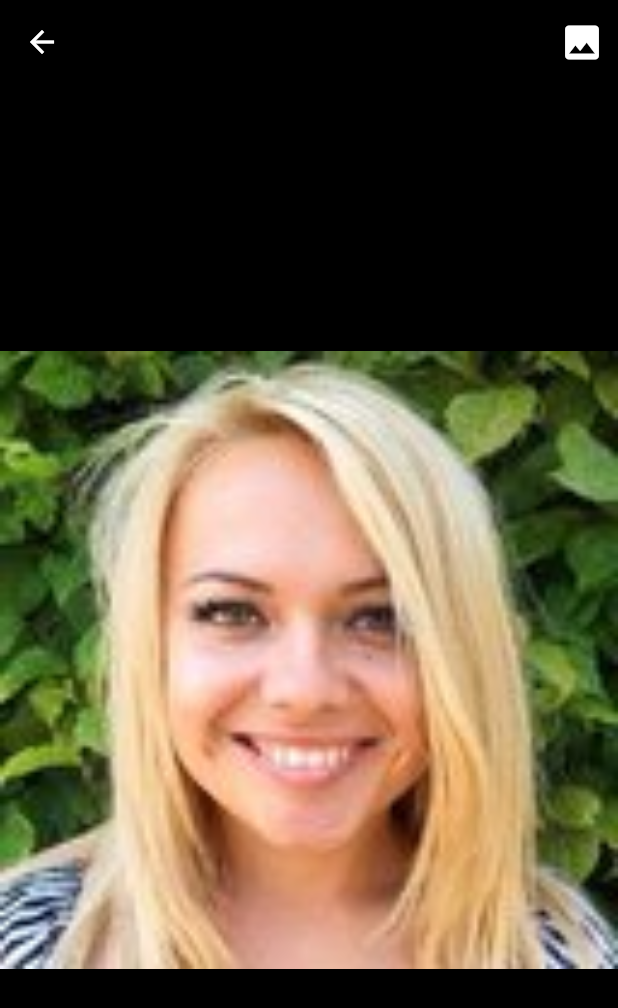
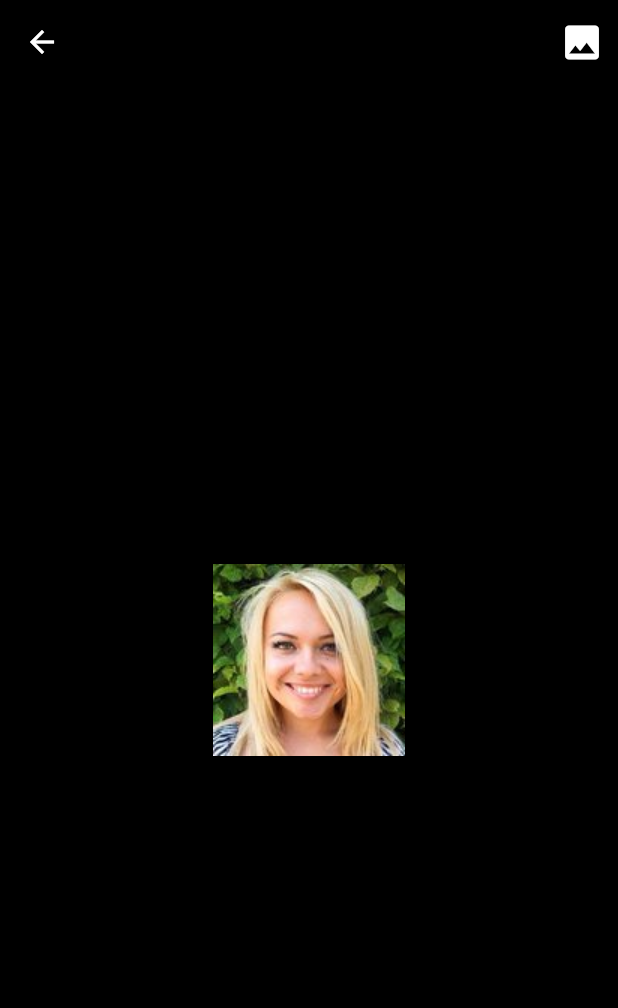
Before and after one commit to anggaandika/chat_first, a Flutter app: the screen it shows after launch, after a tap on "Sam", on a phone screen of 412 x 824 dp. Shown: the top 1008 px of the screen. Run offline on Flutter 3.47's test engine with Material 2 defaults, Android fonts, the phone set to English and light mode, and no system bars.

Commit message:
smal update ui

```diff
--- a/lib/main.dart
+++ b/lib/main.dart
@@ -21,7 +21,7 @@ class MyApp extends StatelessWidget {
           secondary: Colors.brown[300],
         ),
       ),
-      home: const HomeScreen(),
+      home:  const HomeScreen(),
     );
   }
 }
--- a/lib/screens/home_screen.dart
+++ b/lib/screens/home_screen.dart
@@ -3,26 +3,15 @@ import 'package:chat/widget/favorite_contacts.dart';
 import 'package:chat/widget/recent_chats.dart';
 import 'package:flutter/material.dart';
 
-class HomeScreen extends StatefulWidget {
+class HomeScreen extends StatelessWidget {
   const HomeScreen({Key? key}) : super(key: key);
 
   @override
-  _HomeScreenState createState() => _HomeScreenState();
-}
-
-class _HomeScreenState extends State<HomeScreen> {
-  @override
   Widget build(BuildContext context) {
     return Scaffold(
-      backgroundColor: Theme.of(context).primaryColor,
+      backgroundColor: const Color(0xFFEFEBE9),
       appBar: AppBar(
         elevation: 0,
-        leading: IconButton(
-          onPressed: () {},
-          icon: const Icon(Icons.menu),
-          color: Colors.white,
-          iconSize: 30.0,
-        ),
         title: const Text(
           "Chats",
           style: TextStyle(
@@ -35,6 +24,12 @@ class _HomeScreenState extends State<HomeScreen> {
             color: Colors.white,
             iconSize: 30.0,
           ),
+          IconButton(
+            iconSize: 30.0,
+            color: Colors.white,
+            icon: const Icon(Icons.more_vert),
+            onPressed: (() {}),
+          ),
         ],
       ),
       body: Column(
@@ -45,8 +40,8 @@ class _HomeScreenState extends State<HomeScreen> {
               decoration: const BoxDecoration(
                 color: Color(0xFFEFEBE9),
                 borderRadius: BorderRadius.only(
-                  topLeft: Radius.circular(30),
-                  topRight: Radius.circular(30),
+                  bottomLeft: Radius.circular(30),
+                  bottomRight: Radius.circular(30),
                 ),
               ),
               child: Column(
--- a/lib/widget/category_selector.dart
+++ b/lib/widget/category_selector.dart
@@ -13,8 +13,13 @@ class _CategorySelectorState extends State<CategorySelector> {
   @override
   Widget build(BuildContext context) {
     return Container(
+      decoration: const BoxDecoration(
+        color: Colors.brown,
+        borderRadius: BorderRadius.only(
+          bottomLeft: Radius.circular(30),
+        ),
+      ),
       height: 90.0,
-      color: Theme.of(context).primaryColor,
       child: ListView.builder(
         scrollDirection: Axis.horizontal,
         itemCount: categories.length,
@@ -28,14 +33,14 @@ class _CategorySelectorState extends State<CategorySelector> {
             child: Padding(
               padding: const EdgeInsets.symmetric(
                 horizontal: 20.0,
-                vertical: 30.0,
+                vertical: 25.0,
               ),
               child: Text(
                 categories[index],
                 style: TextStyle(
                   color:
                       index == selcetingIndex ? Colors.white : Colors.white60,
-                  fontSize: 24.0,
+                  fontSize: 20.0,
                   fontWeight: FontWeight.bold,
                   letterSpacing: 1.2,
                 ),
--- a/lib/widget/favorite_contacts.dart
+++ b/lib/widget/favorite_contacts.dart
@@ -8,8 +8,14 @@ class FavoriteContacts extends StatelessWidget {
 
   @override
   Widget build(BuildContext context) {
-    return Padding(
+    return Container(
       padding: const EdgeInsets.symmetric(vertical: 10.0),
+      decoration: const BoxDecoration(
+        borderRadius: BorderRadius.only(
+          bottomLeft: Radius.circular(-30),
+          bottomRight: Radius.circular(-30),
+        ),
+      ),
       child: Column(
         children: [
           Padding(
@@ -21,7 +27,7 @@ class FavoriteContacts extends StatelessWidget {
                   "Favorite Contacts",
                   style: TextStyle(
                     color: Colors.blueGrey,
-                    fontSize: 18.0,
+                    fontSize: 15.0,
                     fontWeight: FontWeight.bold,
                     letterSpacing: 1.0,
                   ),
@@ -76,7 +82,7 @@ class FavoriteContacts extends StatelessWidget {
                           style: const TextStyle(
                             color: Colors.blueGrey,
                             fontWeight: FontWeight.w600,
-                            fontSize: 16.0,
+                            fontSize: 14.5,
                           ),
                         ),
                       ],
--- a/lib/widget/photo_see.dart
+++ b/lib/widget/photo_see.dart
@@ -1,4 +1,3 @@
-import 'package:chat/models/user_model.dart';
 import 'package:flutter/material.dart';
 
 class PhotoSee extends StatelessWidget {
@@ -24,9 +23,7 @@ class PhotoSee extends StatelessWidget {
       body: Center(
         child: Image.asset(
           urlImage,
-          width: MediaQuery.of(context).size.width,
-          height: MediaQuery.of(context).size.width,
-          fit: BoxFit.fill,
+          fit: BoxFit.cover,
         ),
       ),
     );
--- a/lib/widget/recent_chats.dart
+++ b/lib/widget/recent_chats.dart
@@ -14,15 +14,11 @@ class RecentChats extends StatelessWidget {
         decoration: const BoxDecoration(
           color: Colors.white,
           borderRadius: BorderRadius.only(
-            topLeft: Radius.circular(30),
-            topRight: Radius.circular(30),
+            topLeft: Radius.circular(-30),
+            topRight: Radius.circular(-30),
           ),
         ),
         child: ClipRRect(
-          borderRadius: const BorderRadius.only(
-            topLeft: Radius.circular(30),
-            topRight: Radius.circular(30),
-          ),
           child: ListView.builder(
             itemCount: chats.length,
             physics: const BouncingScrollPhysics(),
@@ -90,7 +86,7 @@ class RecentChats extends StatelessWidget {
                                   style: const TextStyle(
                                     color: Colors.blueGrey,
                                     fontWeight: FontWeight.w600,
-                                    fontSize: 15.0,
+                                    fontSize: 12.0,
                                   ),
                                   overflow: TextOverflow.ellipsis,
                                 ),
@@ -106,7 +102,7 @@ class RecentChats extends StatelessWidget {
                             style: const TextStyle(
                               color: Colors.grey,
                               fontWeight: FontWeight.bold,
-                              fontSize: 12.0,
+                              fontSize: 10.0,
                             ),
                           ),
                           const SizedBox(
```
Also changed, not shown: lib/screens/chats_screen.dart (+19 -17 lines).
